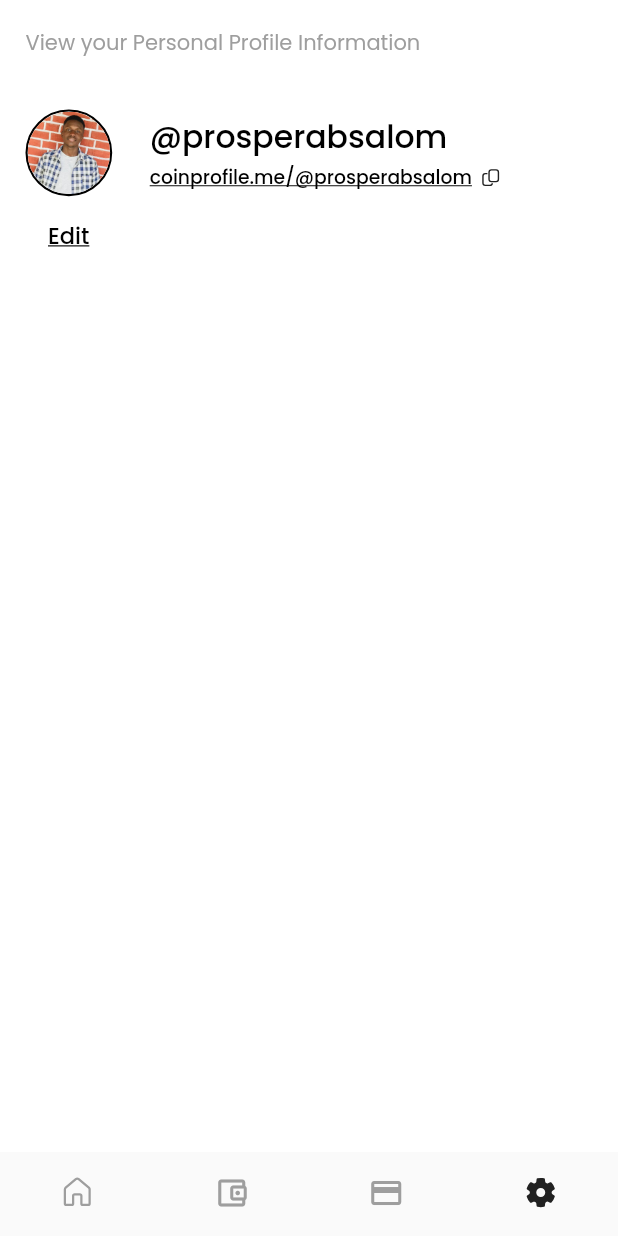
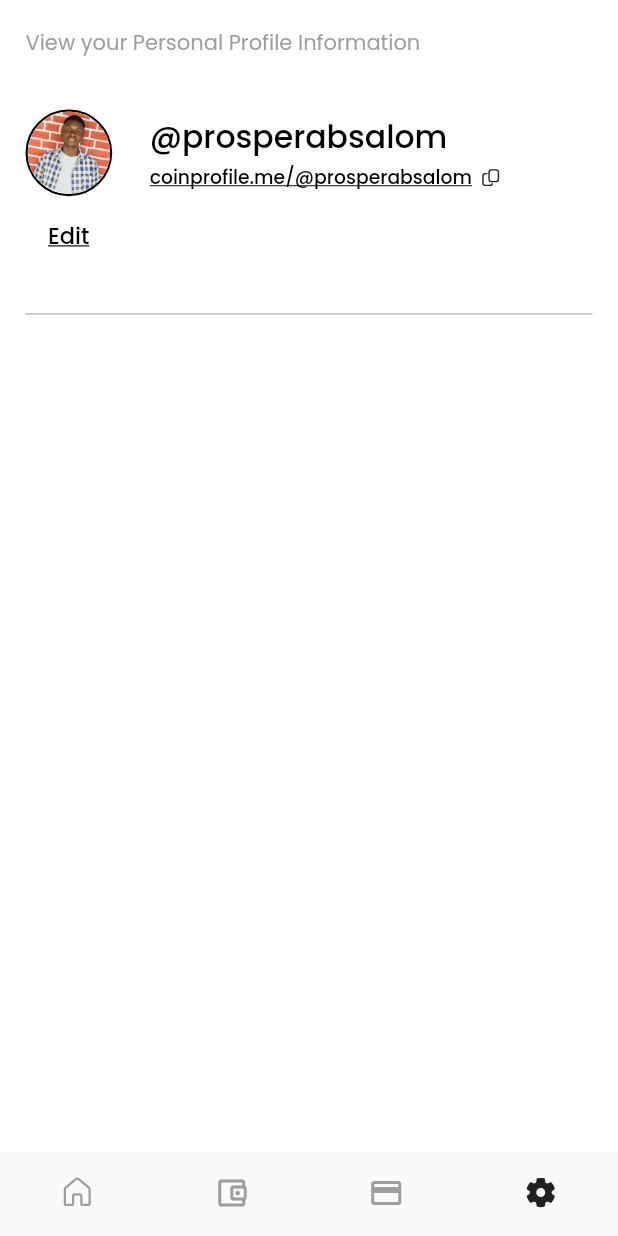
Before and after one commit to ProsperChihimba/coinprofile, a Flutter app: the screen it shows after launch, item 4 of the bottom bar chosen, on a phone screen of 412 x 824 dp. Run offline on Flutter 3.47's test engine with Material 2 defaults, Android fonts, the phone set to English and light mode, and no system bars; our stand-ins replace fluentui_icons, gap, get, google_fonts.

```diff
--- a/lib/screens/settings/index.dart
+++ b/lib/screens/settings/index.dart
@@ -35,7 +35,20 @@ class _SettingScreenState extends State<SettingScreen> {
 
             // user profile
             Gap(AppLayout.getHeight(34)),
-            const ProfileSection()
+            const ProfileSection(),
+
+            Gap(AppLayout.getHeight(40)),
+            Padding(
+              padding: EdgeInsets.symmetric(
+                horizontal: AppLayout.getWidth(17),
+              ),
+              child: Container(
+                height: AppLayout.getHeight(1),
+                decoration: BoxDecoration(
+                  color: Colors.grey.shade400,
+                ),
+              ),
+            )
           ],
         ),
       ),
```
